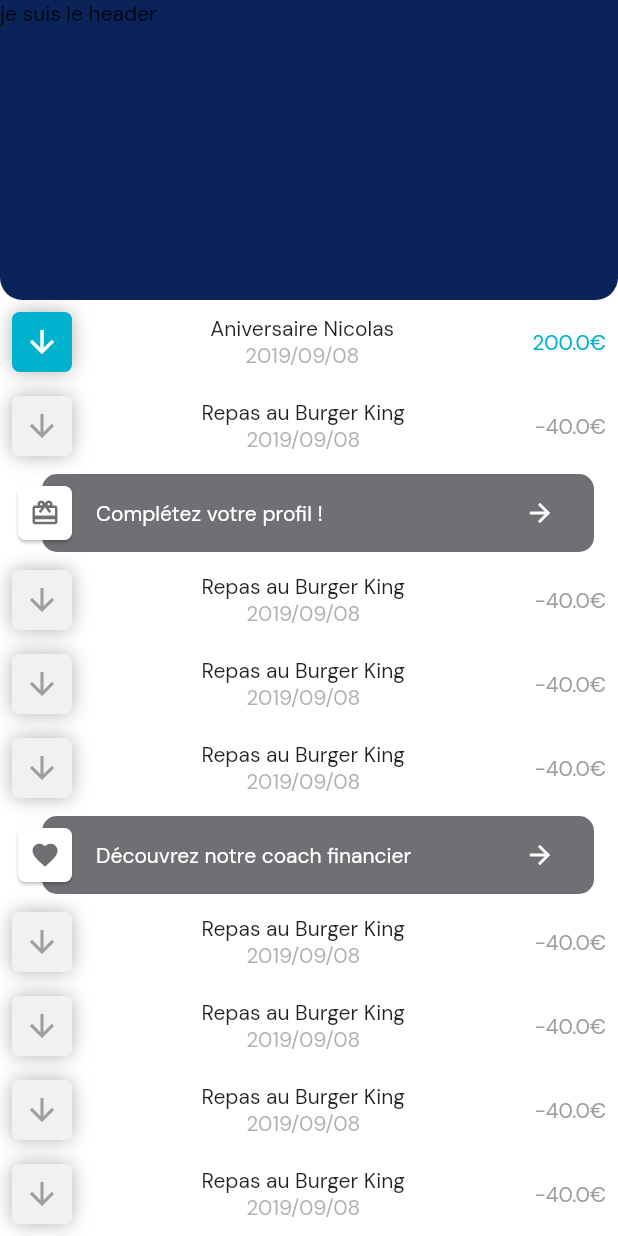
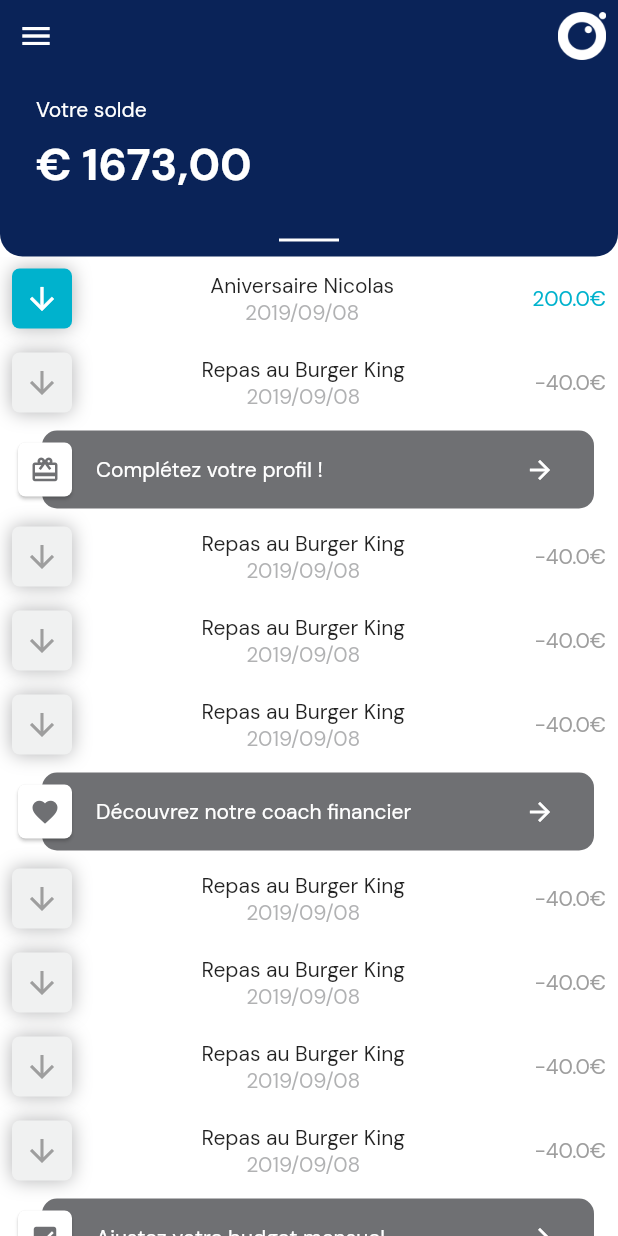
Before and after one commit to RemiDormoy/happiness-path-flutter, a Flutter app: the OperationsPage screen opened by its route, on a phone screen of 412 x 824 dp. Run offline on Flutter 3.47's test engine with Material 2 defaults, Android fonts, the phone set to English and light mode, and no system bars; our stand-ins replace flutter_svg, google_fonts, page_indicator.

Commit message:
static content of header

```diff
--- a/lib/OperationHeader.dart
+++ b/lib/OperationHeader.dart
@@ -8,8 +8,53 @@ class OperationHeader extends StatelessWidget {
     return ConstrainedBox(
       constraints: const BoxConstraints(minWidth: double.infinity),
       child: Container(
-        height: 200,
-        child: Text('je suis le header'),
+        child: Column(
+          mainAxisAlignment: MainAxisAlignment.start,
+          children: <Widget>[
+            Row(
+              children: <Widget>[
+                IconButton(
+                  iconSize: 30,
+                  icon: IconTheme(
+                    data: new IconThemeData(color: Colors.white),
+                    child: Icon(Icons.menu),
+                  ),
+                ),
+                Expanded(
+                  child: Text(''),
+                ),
+                IconButton(
+                  iconSize: 30,
+                  icon: Image(image: AssetImage('assets/logo_app_yolo.png')),
+                )
+              ],
+            ),
+            ConstrainedBox(
+              constraints: const BoxConstraints(minWidth: double.infinity),
+              child: Padding(
+                padding: const EdgeInsets.fromLTRB(24, 16, 0, 0),
+                child: Text('Votre solde', textAlign: TextAlign.left, style: TextStyle(color: Colors.white),),
+              ),
+            ),
+            ConstrainedBox(
+              constraints: const BoxConstraints(minWidth: double.infinity),
+              child: Padding(
+                padding: const EdgeInsets.fromLTRB(24, 8, 0, 0),
+                child: Text('€ 1673,00', textAlign: TextAlign.left, style: TextStyle(color: Colors.white, fontWeight: FontWeight.bold, fontSize: 30),),
+              ),
+            ),
+            Padding(
+              padding: const EdgeInsets.fromLTRB(0, 30, 0, 10.0),
+              child: Container(
+                width: 40,
+                height: 2,
+                decoration: BoxDecoration(
+                    color: Colors.white
+                ),
+              ),
+            ),
+          ],
+        ),
         decoration: BoxDecoration(
           color: colorPrimaryDark,
           shape: BoxShape.rectangle,
--- a/pubspec.yaml
+++ b/pubspec.yaml
@@ -47,6 +47,7 @@ flutter:
   assets:
    - assets/splashpicture.png
    - assets/logo_octo_splash.png
+   - assets/logo_app_yolo.png
    - assets/ic_loupe.png
    - assets/diamond.png
    - assets/notification.png
```
Also changed, not shown: assets/logo_app_yolo.png (added).
